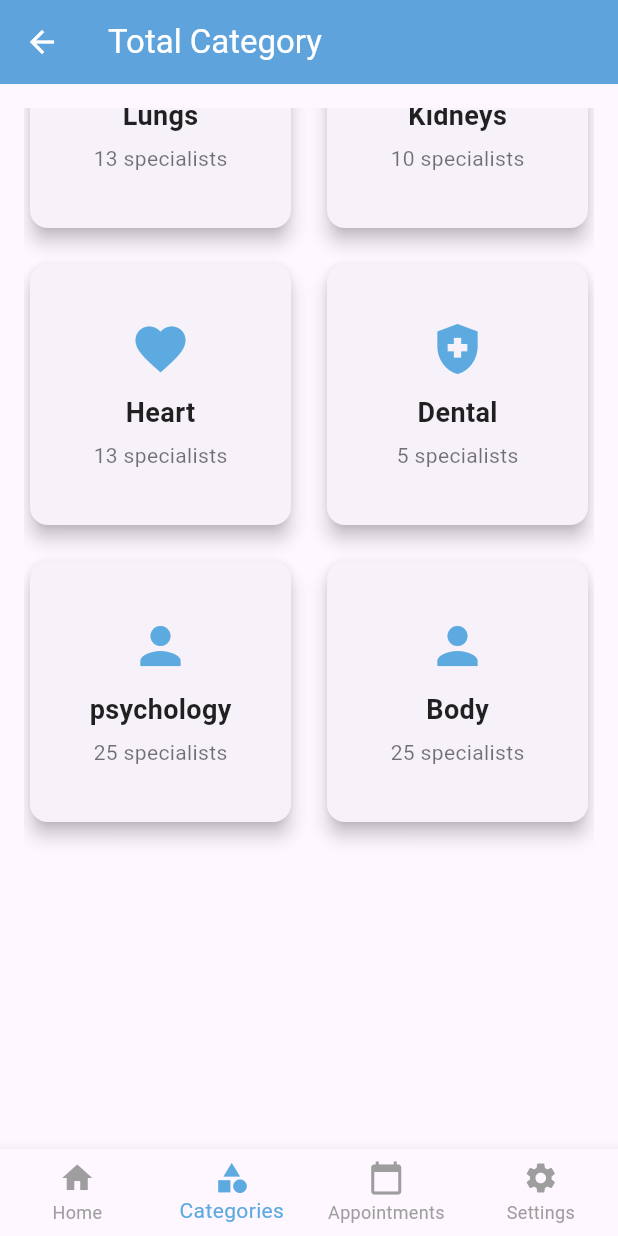
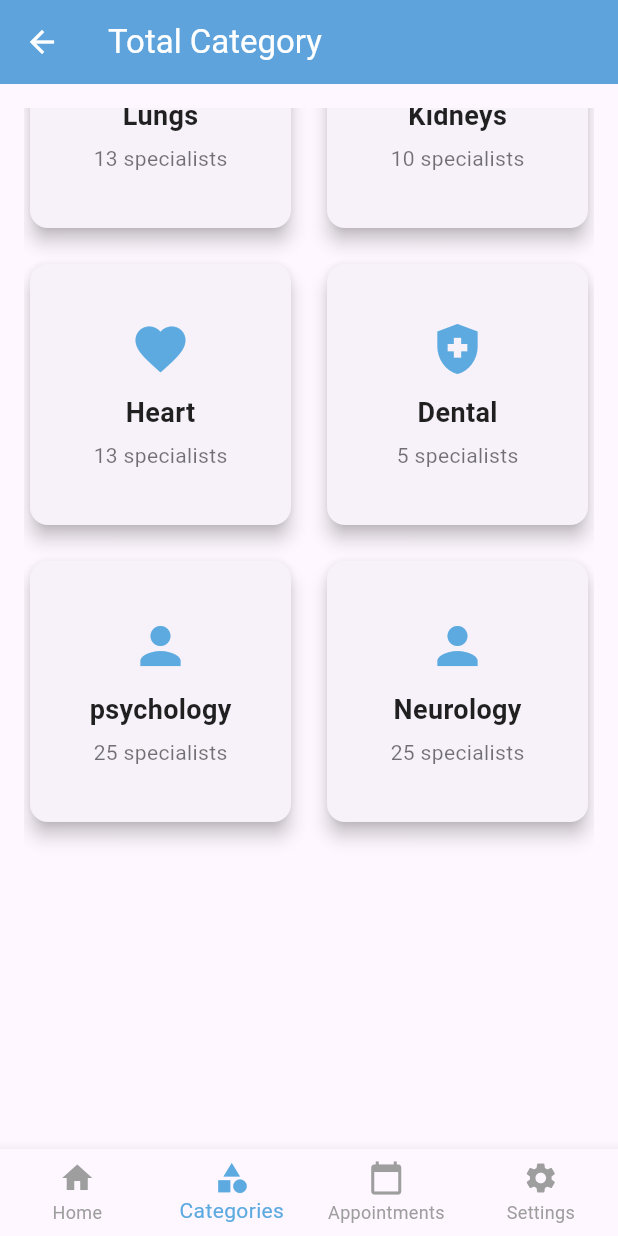
Before and after one commit to charite-uwatwembi/Group38_FlutterProject, a Flutter app: the TotalCategoryPage screen opened directly, scrolled down 296 dp, on a phone screen of 412 x 824 dp. Run offline on Flutter 3.47's test engine with Material 3 defaults, Android fonts, the phone set to English and light mode, and no system bars; our stand-ins replace auto_size_text, cloud_firestore, firebase_auth, firebase_core, get, velocity_x; accounts and stored records are empty; Roboto replaces fonts that are missing (nunito).

Commit message:
updating categories page

```diff
--- a/baho_app/lib/views/categories_view/categories_view.dart
+++ b/baho_app/lib/views/categories_view/categories_view.dart
@@ -63,7 +63,7 @@ class TotalCategoryPage extends StatelessWidget {
             ),
             CategoryCard(
               icon: Icons.person,
-              label: 'Body',
+              label: 'Neurology',
               specialists: 25,
             ),
             SizedBox(height: 10),
```
